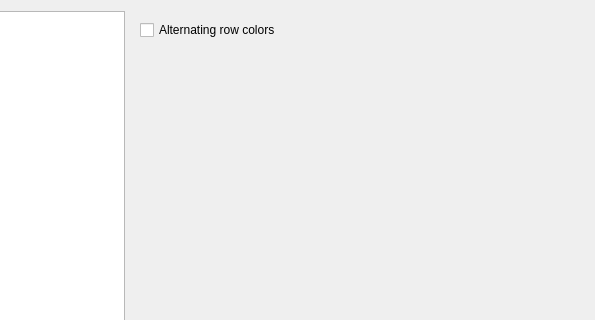
Old version of the form src/hex/forms/settingsdialog.ui in the repository zenwarr/microhex; both pictures show x 86 to 681 and y 0 to 320 of the 681 by 417 pixel window.
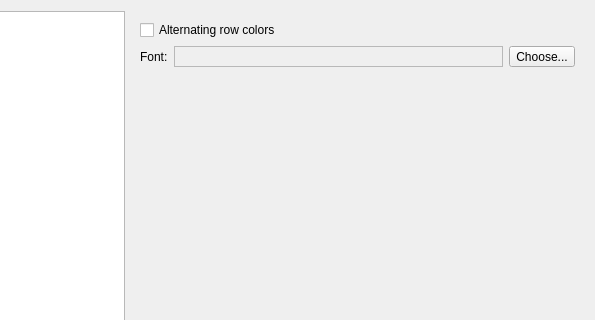
New version of the form. Custom widgets are drawn as their Qt base class.

Commit message: configuring font via GUI; now font does not depend on theme

What changed in the file:
```diff
--- a/src/hex/forms/settingsdialog.ui
+++ b/src/hex/forms/settingsdialog.ui
@@ -139,17 +139,45 @@
           </widget>
          </item>
          <item>
-          <spacer name="verticalSpacer_2">
-           <property name="orientation">
-            <enum>Qt::Vertical</enum>
+          <layout class="QFormLayout" name="formLayout_4">
+           <property name="fieldGrowthPolicy">
+            <enum>QFormLayout::ExpandingFieldsGrow</enum>
            </property>
-           <property name="sizeHint" stdset="0">
-            <size>
-             <width>20</width>
-             <height>40</height>
-            </size>
-           </property>
-          </spacer>
+           <item row="0" column="0">
+            <widget class="QLabel" name="label_4">
+             <property name="text">
+              <string>Font:</string>
+             </property>
+            </widget>
+           </item>
+           <item row="0" column="1">
+            <layout class="QHBoxLayout" name="horizontalLayout_2">
+             <item>
+              <widget class="QLabel" name="lblFont">
+               <property name="sizePolicy">
+                <sizepolicy hsizetype="Expanding" vsizetype="Preferred">
+                 <horstretch>0</horstretch>
+                 <verstretch>0</verstretch>
+                </sizepolicy>
+               </property>
+               <property name="frameShape">
+                <enum>QFrame::StyledPanel</enum>
+               </property>
+               <property name="text">
+                <string/>
+               </property>
+              </widget>
+             </item>
+             <item>
+              <widget class="QToolButton" name="btnChooseFont">
+               <property name="text">
+                <string>Choose...</string>
+               </property>
+              </widget>
+             </item>
+            </layout>
+           </item>
+          </layout>
          </item>
         </layout>
        </widget>
```
The commit also changes 6 other files.
